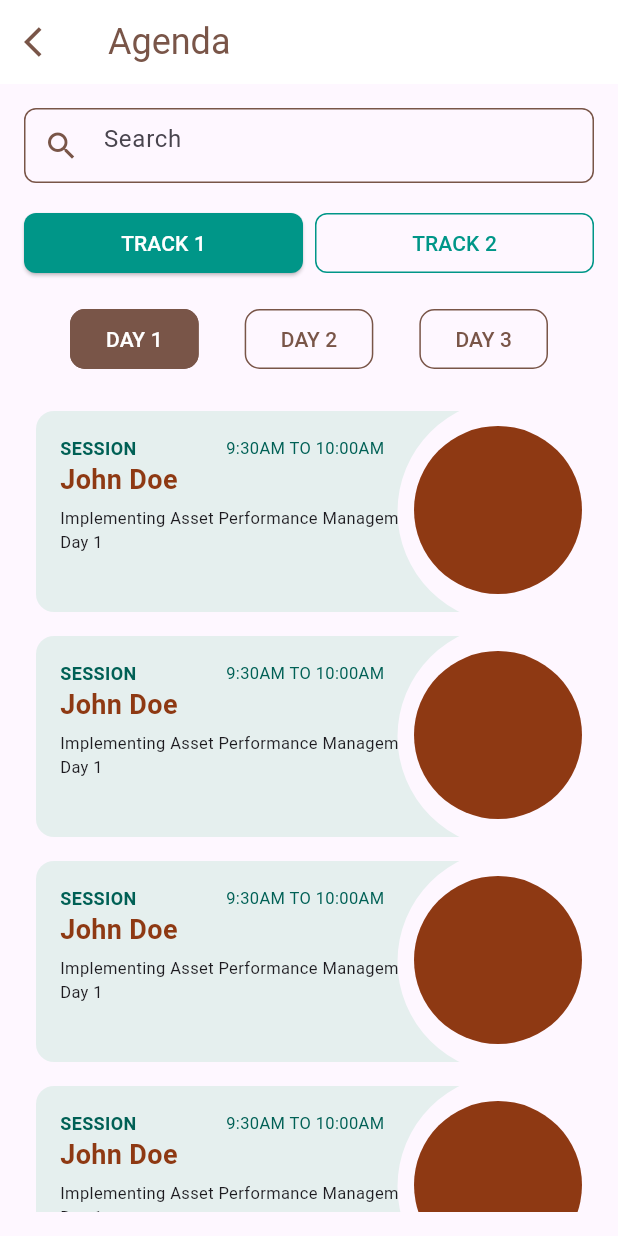
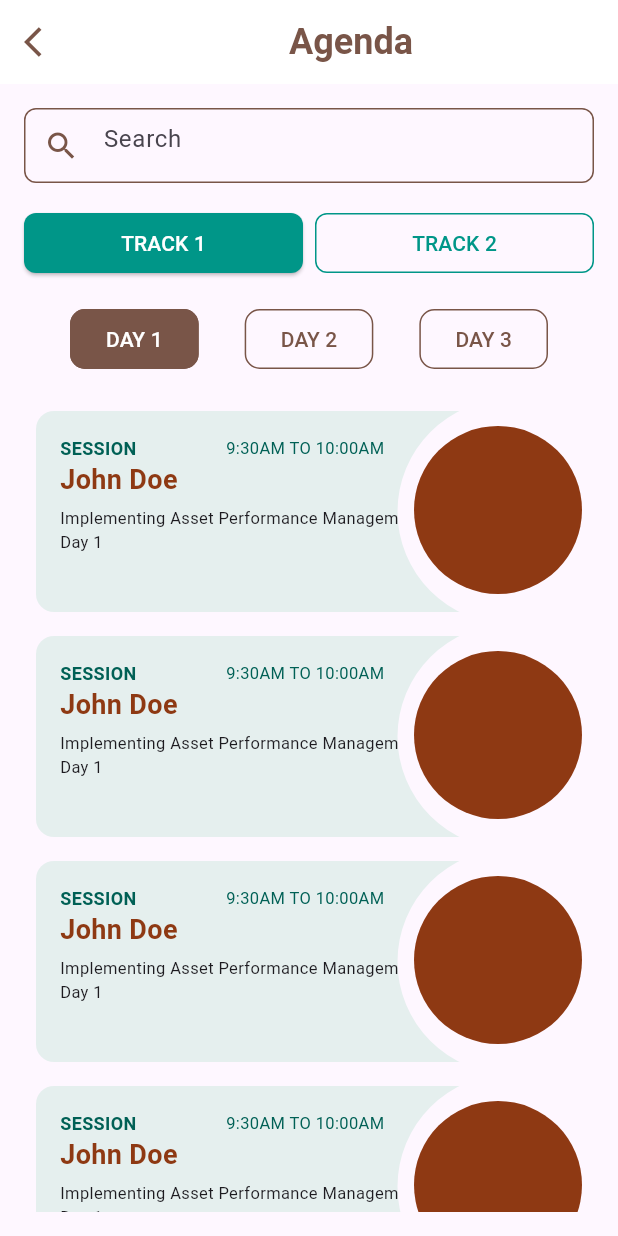
Before and after one commit to anazhtz/aldrichinternational, a Flutter app: the AgendaScreen screen opened directly, on a phone screen of 412 x 824 dp. Run offline on Flutter 3.47's test engine with Material 3 defaults, Android fonts, the phone set to English and light mode, and no system bars; our stand-ins replace animated_bottom_navigation_bar, carousel_slider.

Commit message:
some changes

```diff
--- a/lib/agenda.dart
+++ b/lib/agenda.dart
@@ -131,9 +131,11 @@ class _AgendaScreenState extends State<AgendaScreen> {
           icon: const Icon(Icons.arrow_back_ios),
           onPressed: () {},
         ),
-        title: const Text(
-          'Agenda',
-          style: TextStyle(fontSize: 24),
+        title: const Center(
+          child: Text(
+            'Agenda',
+            style: TextStyle(fontSize: 24, fontWeight: FontWeight.bold),
+          ),
         ),
         backgroundColor: Colors.white,
         foregroundColor: Colors.brown,
```
Also changed, not shown: lib/homescreen.dart (+14 -4 lines).
